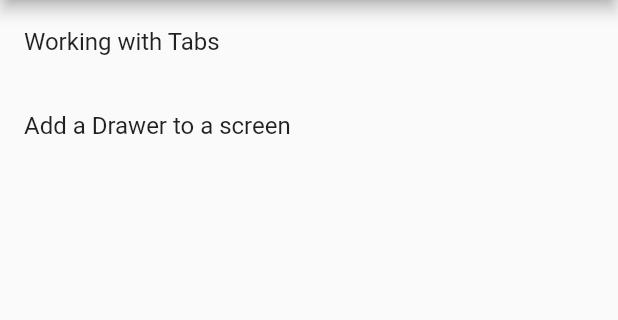
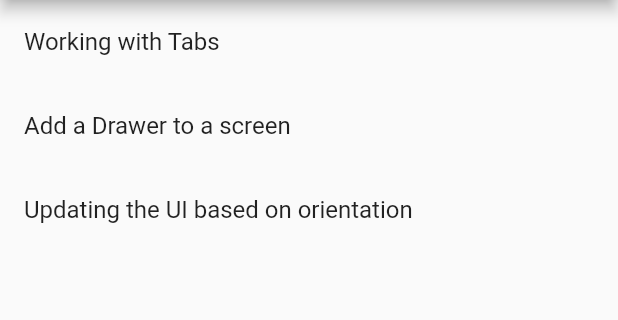
Before and after one commit to nhamada/flutter_examples, a Flutter app: the screen it shows after launch, on a phone screen of 412 x 824 dp, the part 84-404 px from its top. Run offline on Flutter 3.47's test engine with Material 2 defaults, Android fonts, the phone set to English and light mode, and no system bars.

Commit message:
Add UI orientation demo

```diff
--- a/basic_examples/lib/main.dart
+++ b/basic_examples/lib/main.dart
@@ -2,6 +2,7 @@ import 'package:flutter/material.dart';
 
 import 'package:basic_examples/tabs/tabs.dart';
 import 'package:basic_examples/drawer/drawer.dart';
+import 'package:basic_examples/ui_orientation/ui_orientation.dart';
 
 void main() => runApp(new MyApp());
 
@@ -22,6 +23,7 @@ class MyApp extends StatelessWidget {
 enum _BasicDemoItem {
   tabs,
   drawer,
+  uiOrientation,
 }
 
 String _demoPageName(_BasicDemoItem item) {
@@ -30,6 +32,8 @@ String _demoPageName(_BasicDemoItem item) {
       return 'Working with Tabs';
     case _BasicDemoItem.drawer:
       return 'Add a Drawer to a screen';
+    case _BasicDemoItem.uiOrientation:
+      return 'Updating the UI based on orientation';
   }
   return '';
 }
@@ -40,6 +44,8 @@ Widget _demoPage(_BasicDemoItem item) {
       return new ExampleTabScreen();
     case _BasicDemoItem.drawer:
       return new ExampleDrawerScreen();
+    case _BasicDemoItem.uiOrientation:
+      return new UIOrientationScreen();
   }
   return null;
 }
@@ -50,6 +56,7 @@ class DemoListPage extends StatelessWidget {
   final List<_BasicDemoItem> examples = [
     _BasicDemoItem.tabs,
     _BasicDemoItem.drawer,
+    _BasicDemoItem.uiOrientation,
   ];
 
   DemoListPage({Key key, this.title}) : super(key: key);
```
Also changed, not shown: basic_examples/lib/ui_orientation/ui_orientation.dart (added, +24 -0 lines), 1 other file.
